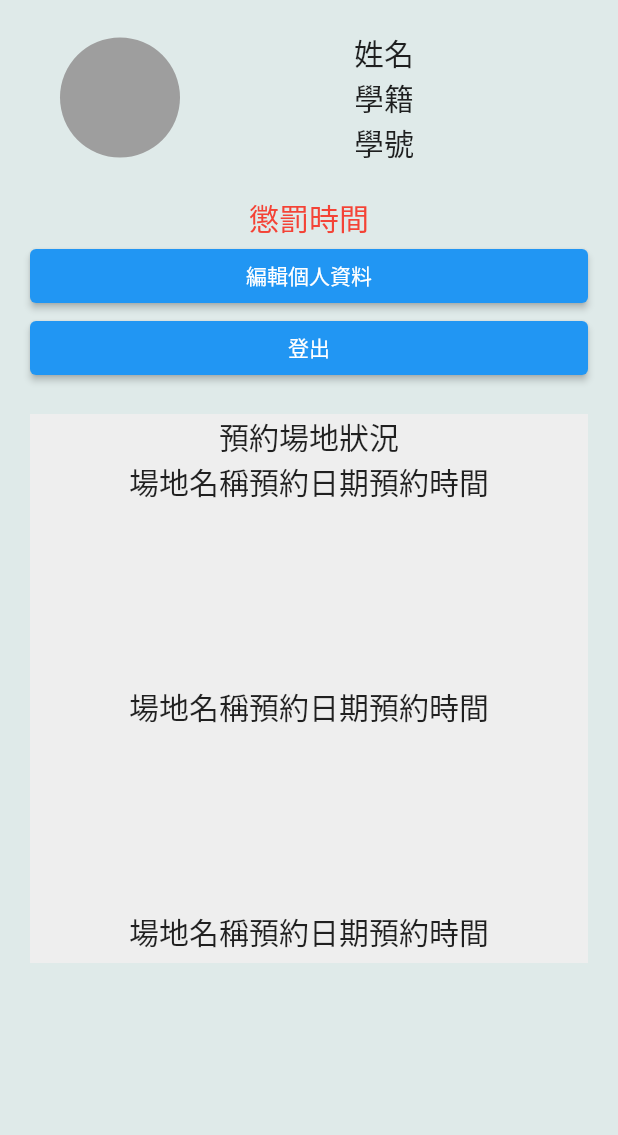
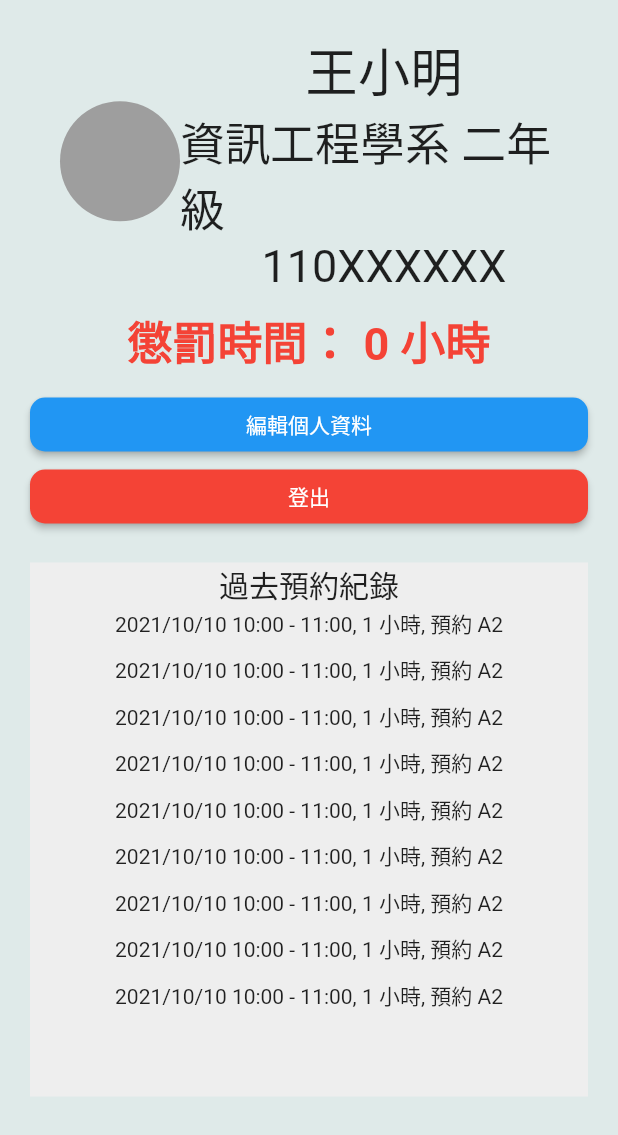
Before and after one commit to sixkwnp/NCU_Reservation_APP, a Flutter app: the personalProfile screen opened directly, on a phone screen of 412 x 824 dp. Shown: the top 1135 px of the screen. Run offline on Flutter 3.47's test engine with Material 2 defaults, Android fonts, the phone set to English and light mode, and no system bars; Roboto replaces fonts that are missing (ChenYuluoyan-Thin).

Commit message:
[Feat] Given unreal data for future demo.

```diff
--- a/lib/page/personalProfile.dart
+++ b/lib/page/personalProfile.dart
@@ -52,21 +52,24 @@ class _personalProfileState extends State<personalProfile> {
                               mainAxisAlignment: MainAxisAlignment.spaceEvenly,
                               children: const [
                                 Text(
-                                  "姓名",
+                                  "王小明",
                                   style: TextStyle(
-                                    fontSize: 20,
+                                    fontSize: 35,
+                                    fontFamily: 'ChenYuluoyan-Thin',
                                   ),
                                 ),
                                 Text(
-                                  "學籍",
+                                  "資訊工程學系 二年級",
                                   style: TextStyle(
-                                    fontSize: 20,
+                                    fontSize: 30,
+                                    fontFamily: 'ChenYuluoyan-Thin',
                                   ),
                                 ),
                                 Text(
-                                  "學號",
+                                  "110XXXXXX",
                                   style: TextStyle(
-                                    fontSize: 20,
+                                    fontSize: 30,
+                                    fontFamily: 'ChenYuluoyan-Thin',
                                   ),
                                 ),
                               ],
@@ -77,22 +80,40 @@ class _personalProfileState extends State<personalProfile> {
                     ],
                   ),
                   const SizedBox(
-                    height: 20,
+                    height: 10,
                   ),
                   Column(
                     children: [
                       const Text(
-                        "懲罰時間",
+                        "懲罰時間： 0 小時",
                         style: TextStyle(
-                          fontSize: 20,
+                          fontSize: 30,
+                          fontFamily: 'ChenYuluoyan-Thin',
+                          fontWeight: FontWeight.bold,
                           color: Colors.red,
                         ),
+                      ),
+                      const SizedBox(
+                        height: 10,
                       ),
                       SizedBox(
                         width: double.infinity,
                         child: ElevatedButton(
-                          onPressed: () {
-                            // TODO: edit profile page
+                          style: ButtonStyle(
+                            shape: MaterialStateProperty.all(
+                              RoundedRectangleBorder(
+                                borderRadius: BorderRadius.circular(10),
+                              ),
+                            ),
+                          ),
+                          onPressed: () => {
+                            showDialog(
+                              context: context,
+                              builder: (context) => const AlertDialog(
+                                title: Text("很抱歉"),
+                                content: Text("此功能尚未實裝...，敬請期待"),
+                              ),
+                            ),
                           },
                           child: const Text("編輯個人資料"),
                         ),
@@ -100,6 +121,15 @@ class _personalProfileState extends State<personalProfile> {
                       SizedBox(
                         width: double.infinity,
                         child: ElevatedButton(
+                          style: ButtonStyle(
+                            shape: MaterialStateProperty.all(
+                              RoundedRectangleBorder(
+                                borderRadius: BorderRadius.circular(10),
+                              ),
+                            ),
+                            backgroundColor:
+                                MaterialStateProperty.all(Colors.red),
+                          ),
                           onPressed: () {
                             Navigator.pushReplacement(
                               context,
@@ -124,132 +154,41 @@ class _personalProfileState extends State<personalProfile> {
                         child: Column(
                           children: [
                             const Text(
-                              "預約場地狀況",
+                              "過去預約紀錄",
                               style: TextStyle(
                                 fontSize: 20,
                               ),
                             ),
-                            Container(
+                            SizedBox(
                               height: MediaQuery.of(context).size.height / 2 -
                                   kBottomNavigationBarHeight -
-                                  20,
+                                  30,
                               child: SingleChildScrollView(
                                 scrollDirection: Axis.vertical,
                                 physics: const BouncingScrollPhysics(),
                                 child: Wrap(
                                   direction: Axis.vertical,
-                                  spacing: 120,
-                                  children: <Widget>[
-                                    Row(
-                                      children: const [
+                                  spacing: 10,
+                                  children: const <Widget>[
+                                    // get data from json
                                     Text(
-                                          "場地名稱",
-                                          style: TextStyle(
-                                            fontSize: 20,
-                                          ),
-                                        ),
+                                        "2021/10/10 10:00 - 11:00, 1 小時, 預約 A2"),
                                     Text(
-                                          "預約日期",
-                                          style: TextStyle(
-                                            fontSize: 20,
-                                          ),
-                                        ),
+                                        "2021/10/10 10:00 - 11:00, 1 小時, 預約 A2"),
                                     Text(
-                                          "預約時間",
-                                          style: TextStyle(
-                                            fontSize: 20,
-                                          ),
-                                        ),
-                                      ],
-                                    ),
-                                    Row(
-                                      children: const [
+                                        "2021/10/10 10:00 - 11:00, 1 小時, 預約 A2"),
                                     Text(
-                                          "場地名稱",
-                                          style: TextStyle(
-                                            fontSize: 20,
-                                          ),
-                                        ),
+                                        "2021/10/10 10:00 - 11:00, 1 小時, 預約 A2"),
                                     Text(
-                                          "預約日期",
-                                          style: TextStyle(
-                                            fontSize: 20,
-                                          ),
-                                        ),
+                                        "2021/10/10 10:00 - 11:00, 1 小時, 預約 A2"),
                                     Text(
-                                          "預約時間",
-                                          style: TextStyle(
-                                            fontSize: 20,
-                                          ),
-                                        ),
-                                      ],
-                                    ),
-                                    Row(
-                                      children: const [
+                                        "2021/10/10 10:00 - 11:00, 1 小時, 預約 A2"),
                                     Text(
-                                          "場地名稱",
-                                          style: TextStyle(
-                                            fontSize: 20,
-                                          ),
-                                        ),
+                                        "2021/10/10 10:00 - 11:00, 1 小時, 預約 A2"),
                                     Text(
-                                          "預約日期",
-                                          style: TextStyle(
-                                            fontSize: 20,
-                                          ),
-                                        ),
+                                        "2021/10/10 10:00 - 11:00, 1 小時, 預約 A2"),
                                     Text(
-                                          "預約時間",
-                                          style: TextStyle(
-                                            fontSize: 20,
-                                          ),
-                                        ),
-                                      ],
-                                    ),
-                                    Row(
-                                      children: const [
-                                        Text(
-                                          "場地名稱",
-                                          style: TextStyle(
-                                            fontSize: 20,
-                                          ),
-                                        ),
-                                        Text(
-                                          "預約日期",
-                                          style: TextStyle(
-                                            fontSize: 20,
-                                          ),
-                                        ),
-                                        Text(
-                                          "預約時間",
-                                          style: TextStyle(
-                                            fontSize: 20,
-                                          ),
-                                        ),
-                                      ],
-                                    ),
-                                    Row(
-                                      children: const [
-                                        Text(
-                                          "場地名稱",
-                                          style: TextStyle(
-                                            fontSize: 20,
-                                          ),
-                                        ),
-                                        Text(
-                                          "預約日期",
-                                          style: TextStyle(
-                                            fontSize: 20,
-                                          ),
-                                        ),
-                                        Text(
-                                          "預約時間",
-                                          style: TextStyle(
-                                            fontSize: 20,
-                                          ),
-                                        ),
-                                      ],
-                                    ),
+                                        "2021/10/10 10:00 - 11:00, 1 小時, 預約 A2"),
                                   ],
                                 ),
                               ),
```
Lines whose indentation alone changed are shown as unchanged.
